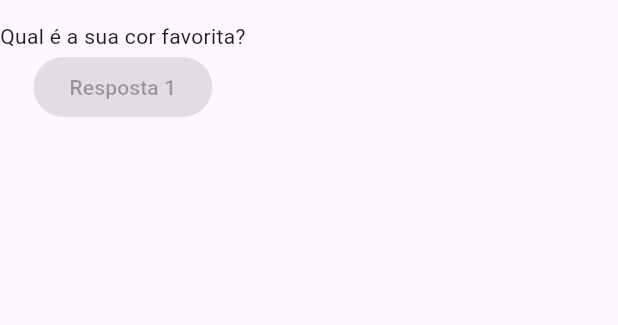
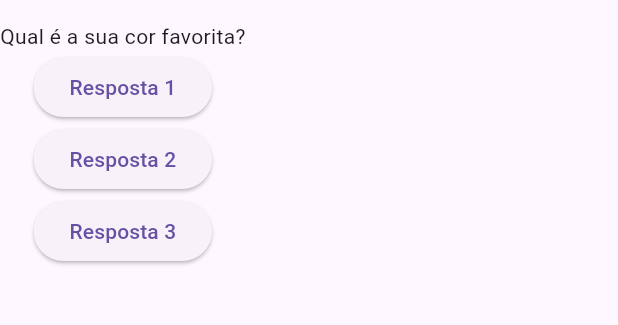
Before and after one commit to LucasLimaAmaral/Projeto_perguntas, a Flutter app: the screen it shows after launch, on a phone screen of 412 x 824 dp, the part 63-388 px from its top. Run offline on Flutter 3.47's test engine with Material 3 defaults, Android fonts, the phone set to English and light mode, and no system bars.

```diff
--- a/lib/main.dart
+++ b/lib/main.dart
@@ -1,8 +1,17 @@
 import 'package:flutter/material.dart';
 
-main() => runApp(PerguntaAppKey());
+main() => runApp(PerguntaApp());
 
-class PerguntaAppKey extends StatelessWidget{
+class PerguntaAppState extends State<PerguntaApp>{
+  var perguntaSelecionada = 0;
+
+  void responder(){
+    setState(() {
+      perguntaSelecionada++;
+    });
+
+    print(perguntaSelecionada);
+  }
 
   @override
   Widget build(BuildContext context){
@@ -23,10 +32,21 @@ class PerguntaAppKey extends StatelessWidget{
 
           children: <Widget>[
 
-            Text(perguntas[0]),
+            Text(perguntas[perguntaSelecionada]),
+
             ElevatedButton(
-              onPressed: null,
+              onPressed:responder,
               child: Text('Resposta 1')
+            ),
+
+            ElevatedButton(
+              onPressed: responder,
+              child: Text('Resposta 2')
+            ),
+
+            ElevatedButton(
+              onPressed: responder,
+              child: Text('Resposta 3')
             )
 
           ],
@@ -37,3 +57,11 @@ class PerguntaAppKey extends StatelessWidget{
     );
   }
 }
+
+class PerguntaApp extends StatefulWidget{
+
+  PerguntaAppState createState(){
+    return PerguntaAppState();
+  }
+
+}
```
